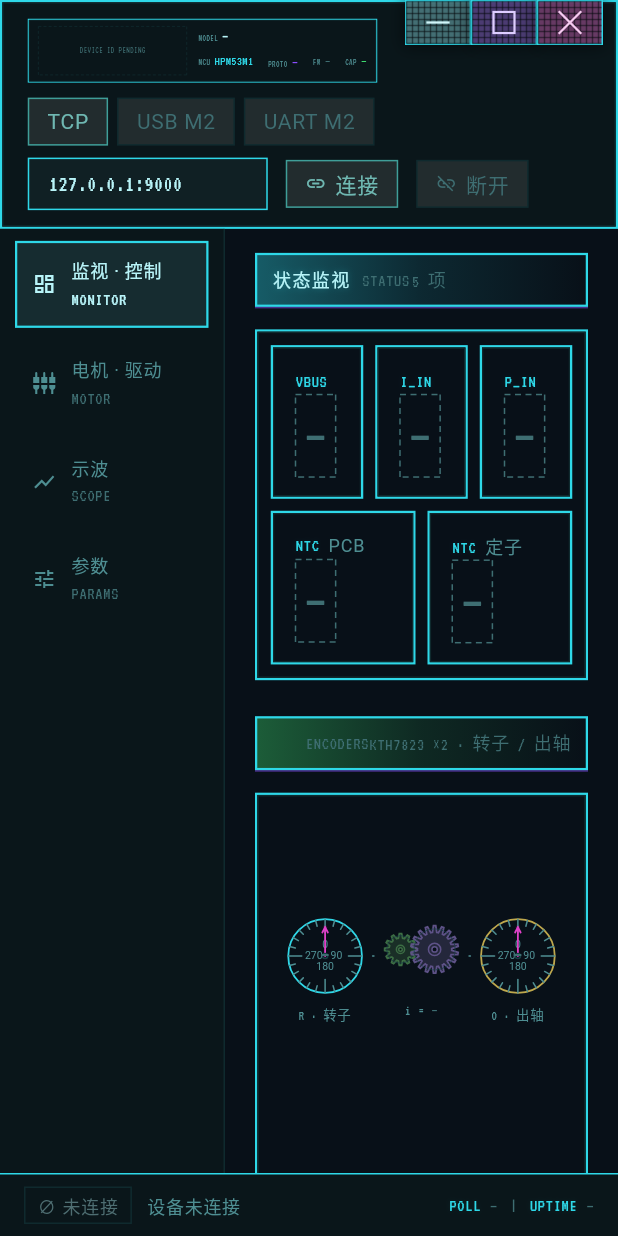
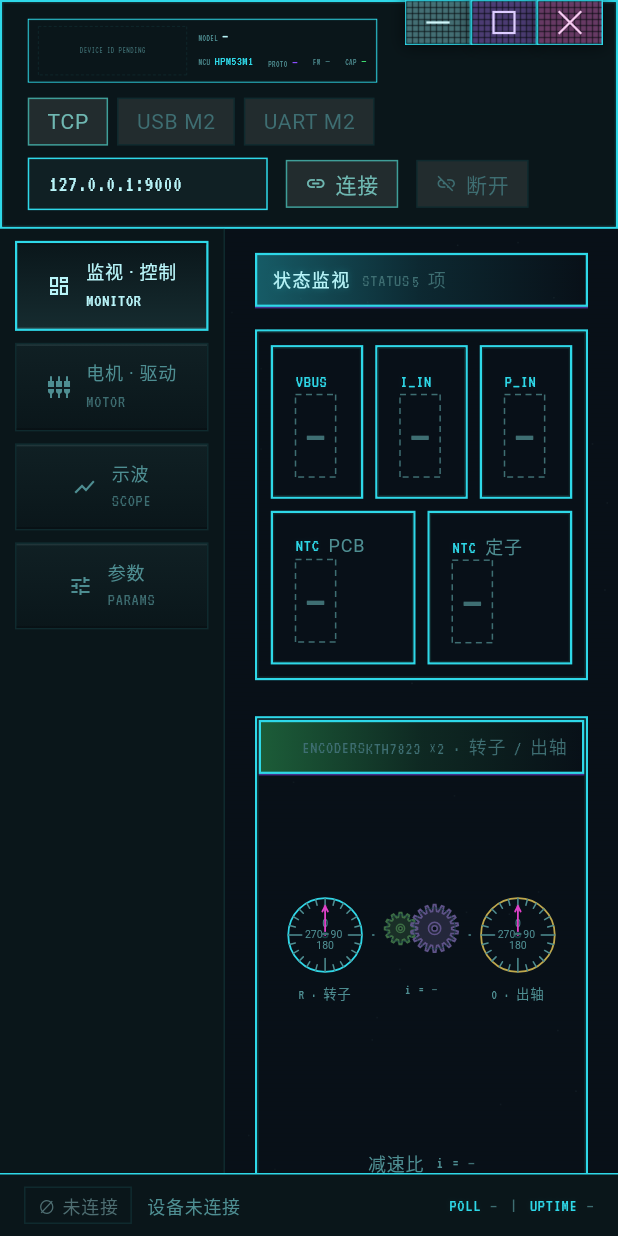
Before and after one commit to Kaiser041224/HPM53M1_G6618Motor, a Flutter app: the SinglePage screen opened directly with empty values, on a phone screen of 412 x 824 dp. Run offline on Flutter 3.47's test engine with Material 3 defaults, Android fonts, the phone set to English and light mode, and no system bars; missing offline and left inert: dart:ffi, flutter_rust_bridge, window_manager; Roboto replaces fonts that are missing (Fusion Pixel 12); statements that could not run were skipped.

Commit message:
feat(gui-app): 侧边键 CD 机立体质感 + CRT 扫描线/动态噪点背景 + 编码器标题并框

```diff
--- a/Gui/app/lib/ui/encoder_zone.dart
+++ b/Gui/app/lib/ui/encoder_zone.dart
@@ -7,14 +7,13 @@ import '../widgets/encoder_schematic.dart';
 import '../widgets/glow_value.dart';
 import '../widgets/gui_button.dart';
 import '../widgets/gui_text_field.dart';
-import '../widgets/hairline_frame.dart';
 import '../widgets/param_controls.dart' show faultText;
-import '../widgets/section_title.dart';
 import '../widgets/stable_digits.dart';
 import '../widgets/stale_gate.dart';
 import '../widgets/status_badge.dart';
 import '../widgets/vfd_bar_painter.dart';
 import 'label_style.dart';
+import 'panel_title.dart';
 import 'toast_overlay.dart';
 
 /// The 编码器 (encoder) zone: a thin-line schematic beside the two encoder
@@ -80,19 +79,13 @@ class EncoderZone extends StatelessWidget {
         ? '—'
         : reduction.toStringAsFixed(2);
 
-    return Column(
-      crossAxisAlignment: CrossAxisAlignment.stretch,
-      children: <Widget>[
-        SectionTitle(
+    return PanelBox(
+      frameKey: const Key('encoder_frame'),
       title: '编码器',
       en: 'ENCODERS',
       hue: TitleHue.green,
       trailing: Text('KTH7823 ×2 · 转子 / 出轴', style: scale.label),
-        ),
-        const SizedBox(height: 14),
-        HairlineFrame(
-          key: const Key('encoder_frame'),
-          padding: const EdgeInsets.all(14),
+      contentPadding: const EdgeInsets.all(14),
       // **上下排布**（动画在上、读数在下），读数区再由两列左右分列。
       //
       // 并排时读数区只分到约 40% 宽（合并页左栏里约 280px），
@@ -104,9 +97,7 @@ class EncoderZone extends StatelessWidget {
         children: <Widget>[
           Center(
             child: ConstrainedBox(
-                  constraints: const BoxConstraints(
-                    maxWidth: _schematicMaxWidth,
-                  ),
+              constraints: const BoxConstraints(maxWidth: _schematicMaxWidth),
               child: EncoderSchematic(
                 key: const Key('encoder_schematic'),
                 rotorDeg: rotorFreshness == Freshness.live
@@ -187,8 +178,6 @@ class EncoderZone extends StatelessWidget {
           ),
         ],
       ),
-        ),
-      ],
     );
   }
 
@@ -240,10 +229,7 @@ class EncoderZone extends StatelessWidget {
           angleRow,
           const SizedBox(height: 8),
           rpmRow,
-          if (footer != null) ...<Widget>[
-            const SizedBox(height: 12),
-            footer,
-          ],
+          if (footer != null) ...<Widget>[const SizedBox(height: 12), footer],
         ],
       ),
     );
--- a/Gui/app/lib/ui/single_page.dart
+++ b/Gui/app/lib/ui/single_page.dart
@@ -4,6 +4,7 @@ import '../state/app_state.dart';
 import '../theme/gui_glow.dart';
 import '../theme/gui_palette.dart';
 import '../theme/gui_type.dart';
+import '../widgets/crt_backdrop.dart';
 import '../widgets/hairline_frame.dart';
 import 'bottom_bar.dart';
 import 'control_zone.dart';
@@ -110,7 +111,15 @@ class _SinglePageState extends State<SinglePage> {
               crossAxisAlignment: CrossAxisAlignment.stretch,
               children: <Widget>[
                 _Sidebar(activeIndex: _navIndex, onSelect: _selectNav),
-                Expanded(child: _content()),
+                Expanded(
+                  // CRT 纹理挂在内容区底层：扫描线 + ~12Hz 动态噪点在页面内容
+                  // 之下（Stack 首个孩子先绘制 = 更靠后）。
+                  child: Stack(
+                    key: const Key('content_stack'),
+                    fit: StackFit.expand,
+                    children: <Widget>[const CrtBackdrop(), _content()],
+                  ),
+                ),
               ],
             ),
           ),
@@ -296,12 +305,41 @@ class _SidebarItem extends StatefulWidget {
 class _SidebarItemState extends State<_SidebarItem> {
   bool _hovered = false;
 
+  /// 键面高光色 —— 隆起态的顶边 / 内凹态的底边。
+  Color _bevelHighlight(GuiPalette palette) =>
+      palette.fgStrong.withValues(alpha: 0.10);
+
+  /// 键面暗边色 —— 隆起态的底边 / 内凹态的顶边，兼作内阴影。
+  Color _bevelShadow(GuiPalette palette) =>
+      palette.bgVoid.withValues(alpha: 0.55);
+
   @override
   Widget build(BuildContext context) {
     final palette = GuiPalette.of(context);
     final scale = GuiTypeScale.of(context);
     final active = widget.active;
-    final highlighted = active || _hovered;
+    // 老式 CD 机按键：未选微隆起（顶亮底暗），选中 / 按下内凹（顶暗底亮）。
+    final bevelTop = active ? _bevelShadow(palette) : _bevelHighlight(palette);
+    final bevelBottom = active
+        ? _bevelHighlight(palette)
+        : _bevelShadow(palette);
+    final faceGradient = active
+        ? LinearGradient(
+            begin: Alignment.topCenter,
+            end: Alignment.bottomCenter,
+            colors: <Color>[palette.bgPanel, palette.bgHover],
+          )
+        : _hovered
+        ? LinearGradient(
+            begin: Alignment.topCenter,
+            end: Alignment.bottomCenter,
+            colors: <Color>[palette.bgHover, palette.bgRaise],
+          )
+        : LinearGradient(
+            begin: Alignment.topCenter,
+            end: Alignment.bottomCenter,
+            colors: <Color>[palette.bgRaise, palette.bgPanel],
+          );
     final textColor = active ? palette.fgStrong : palette.fgDim;
     return MouseRegion(
       cursor: SystemMouseCursors.click,
@@ -311,15 +349,14 @@ class _SidebarItemState extends State<_SidebarItem> {
         behavior: HitTestBehavior.opaque,
         onTap: widget.onTap,
         child: Container(
+          key: Key('nav_face_${widget.item.key}'),
           margin: const EdgeInsets.fromLTRB(10, 8, 10, 0),
-          padding: const EdgeInsets.symmetric(horizontal: 10, vertical: 9),
           decoration: BoxDecoration(
-            color: active
-                ? palette.bgHover
-                : (_hovered ? palette.bgRaise : palette.bgPanel),
+            gradient: faceGradient,
+            // 勾线：选中 = accent 1.5px；未选中 = lineDim 1px。
             border: Border.all(
-              color: highlighted ? palette.lineHi : Colors.transparent,
-              width: HairlineFrame.brightWidth,
+              color: active ? palette.accent : palette.lineDim,
+              width: active ? HairlineFrame.brightWidth : palette.lineWidth,
             ),
             boxShadow: _hovered && !active
                 ? <BoxShadow>[
@@ -330,12 +367,23 @@ class _SidebarItemState extends State<_SidebarItem> {
                   ]
                 : const <BoxShadow>[],
           ),
+          child: Container(
+            key: Key('nav_bevel_${widget.item.key}'),
+            decoration: BoxDecoration(
+              border: Border(
+                top: BorderSide(color: bevelTop),
+                bottom: BorderSide(color: bevelBottom),
+              ),
+            ),
+            padding: const EdgeInsets.symmetric(horizontal: 10, vertical: 9),
             child: Row(
+              mainAxisAlignment: MainAxisAlignment.center,
               children: <Widget>[
                 Icon(widget.item.icon, size: 16, color: textColor),
                 const SizedBox(width: 10),
-              Expanded(
+                Flexible(
                   child: Column(
+                    mainAxisSize: MainAxisSize.min,
                     crossAxisAlignment: CrossAxisAlignment.start,
                     children: <Widget>[
                       Text(
@@ -359,6 +407,7 @@ class _SidebarItemState extends State<_SidebarItem> {
             ),
           ),
         ),
+      ),
     );
   }
 }
--- /dev/null
+++ b/Gui/app/lib/widgets/crt_backdrop.dart
@@ -0,0 +1,159 @@
+/// 内容区 CRT 背景：静止扫描线 + ~12Hz 动态噪点。
+///
+/// 挂在页面内容之下的纯装饰层（TNO 硅晶之梦 v5）：一层静止的水平扫描线
+/// （每 ~3px 一条 1px 暗线，α≈0.06）加一层稀疏、极低亮度的随机噪点
+/// （亮点 / 暗点，α≈0.03~0.06）。噪点由定时器按 ~12Hz 重新生成，因此是
+/// **动态变化**而非纯色；所有纹理都在内容之下，绝不上叠到文字。
+///
+/// 性能：噪点重绘被 [RepaintBoundary] 隔离，且只通过 `repaint` 监听器触发
+/// `CustomPainter` 重绘，不重建控件树。定时器**常驻不停表**（背景挂在页面
+/// 栈之外，切页时保持连续），`dispose` 中释放。
+///
+/// Copyright (c) 2026 Alliance HardwareGroup
+/// SPDX-License-Identifier: BSD-3-Clause
+library;
+
+import 'dart:async';
+import 'dart:math' as math;
+
+import 'package:flutter/foundation.dart';
+import 'package:flutter/material.dart';
+
+import '../theme/gui_palette.dart';
+
+/// 噪点重新生成的间隔（约 12Hz）。
+const Duration kCrtNoiseInterval = Duration(milliseconds: 83);
+
+/// 内容区 CRT 背景层。
+///
+/// 放在 `Stack` 的最底层、页面内容之下。无子节点，自身铺满约束。
+class CrtBackdrop extends StatefulWidget {
+  const CrtBackdrop({super.key, this.noiseInterval = kCrtNoiseInterval});
+
+  /// 噪点重绘间隔（测试可缩短以加速）。
+  final Duration noiseInterval;
+
+  @override
+  State<CrtBackdrop> createState() => _CrtBackdropState();
+}
+
+class _CrtBackdropState extends State<CrtBackdrop> {
+  /// 噪点 seed —— 递增即触发 `CustomPainter` 重绘，不引起 setState / 重建。
+  final ValueNotifier<int> _noiseSeed = ValueNotifier<int>(0);
+
+  Timer? _noiseTimer;
+
+  @override
+  void initState() {
+    super.initState();
+    // 常驻 ticker：背景在页面栈之外，切页不停表（离屏省电方案未采用）。
+    _noiseTimer = Timer.periodic(
+      widget.noiseInterval,
+      (_) => _noiseSeed.value++,
+    );
+  }
+
+  @override
+  void dispose() {
+    _noiseTimer?.cancel();
+    _noiseSeed.dispose();
+    super.dispose();
+  }
+
+  @override
+  Widget build(BuildContext context) {
+    final palette = GuiPalette.of(context);
+    return IgnorePointer(
+      key: const Key('crt_backdrop'),
+      child: RepaintBoundary(
+        child: CustomPaint(
+          key: const Key('crt_canvas'),
+          painter: CrtScanlinePainter(
+            color: palette.bgVoid.withValues(alpha: CrtScanlinePainter.alpha),
+          ),
+          foregroundPainter: CrtNoisePainter(
+            seed: _noiseSeed,
+            bright: palette.fgStrong,
+            dark: palette.bgVoid,
+          ),
+          isComplex: true,
+          willChange: true,
+          size: Size.infinite,
+        ),
+      ),
+    );
+  }
+}
+
+/// 静止的水平扫描线：每 [spacing] px 一条 1px 暗线。
+class CrtScanlinePainter extends CustomPainter {
+  const CrtScanlinePainter({required this.color, this.spacing = 3});
+
+  /// 扫描线颜色（调用方已含 alpha）。
+  final Color color;
+
+  /// 线距 [logical px]。
+  final double spacing;
+
+  /// 扫描线暗度 α（设计范围 0.05~0.08）。
+  static const double alpha = 0.06;
+
+  @override
+  void paint(Canvas canvas, Size size) {
+    final paint = Paint()
+      ..color = color
+      ..strokeWidth = 1;
+    for (double y = 0; y < size.height; y += spacing) {
+      canvas.drawLine(Offset(0, y), Offset(size.width, y), paint);
+    }
+  }
+
+  @override
+  bool shouldRepaint(covariant CrtScanlinePainter oldDelegate) =>
+      oldDelegate.color != color || oldDelegate.spacing != spacing;
+}
+
+/// 稀疏、极低亮度的随机噪点；[seed] 每次递增即重绘一帧新的噪点。
+class CrtNoisePainter extends CustomPainter {
+  CrtNoisePainter({
+    required this.seed,
+    required this.bright,
+    required this.dark,
+    this.density = 0.0004,
+  }) : super(repaint: seed);
+
+  /// 噪点代数来源；`generation` 变化即表示有一帧新的噪点。
+  final ValueListenable<int> seed;
+
+  /// 亮点基色。
+  final Color bright;
+
+  /// 暗点基色。
+  final Color dark;
+
+  /// 每平方逻辑像素的噪点数（稀疏）。
+  final double density;
+
+  /// 当前噪点代数（测试观测用）。
+  int get generation => seed.value;
+
+  @override
+  void paint(Canvas canvas, Size size) {
+    final rand = math.Random(seed.value);
+    final count = (size.width * size.height * density).round().clamp(0, 600);
+    final paint = Paint();
+    for (var i = 0; i < count; i++) {
+      final x = rand.nextDouble() * size.width;
+      final y = rand.nextDouble() * size.height;
+      final alpha = 0.03 + rand.nextDouble() * 0.03;
+      paint.color = (rand.nextBool() ? bright : dark).withValues(alpha: alpha);
+      canvas.drawRect(Rect.fromLTWH(x, y, 1, 1), paint);
+    }
+  }
+
+  @override
+  bool shouldRepaint(covariant CrtNoisePainter oldDelegate) =>
+      oldDelegate.generation != generation ||
+      oldDelegate.bright != bright ||
+      oldDelegate.dark != dark;
+}
```
Also changed, not shown: 3 other files. Lines whose indentation alone changed are shown as unchanged.
